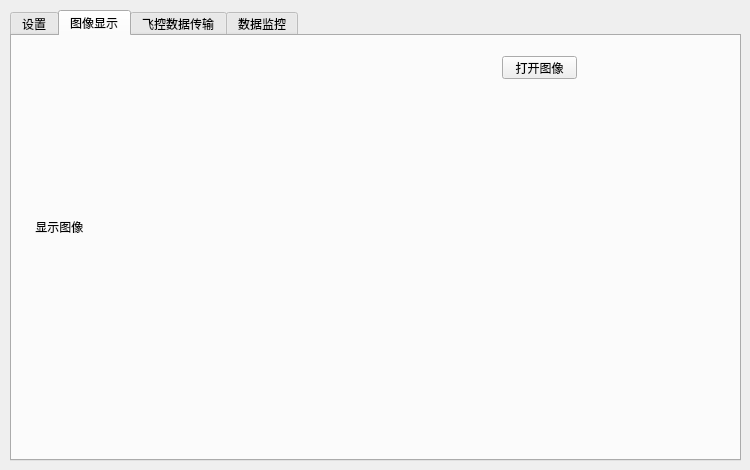
First picture: the form in SerialPort/mainwindow.ui, repository shuanglengyunji/SerialPort, before the edit.
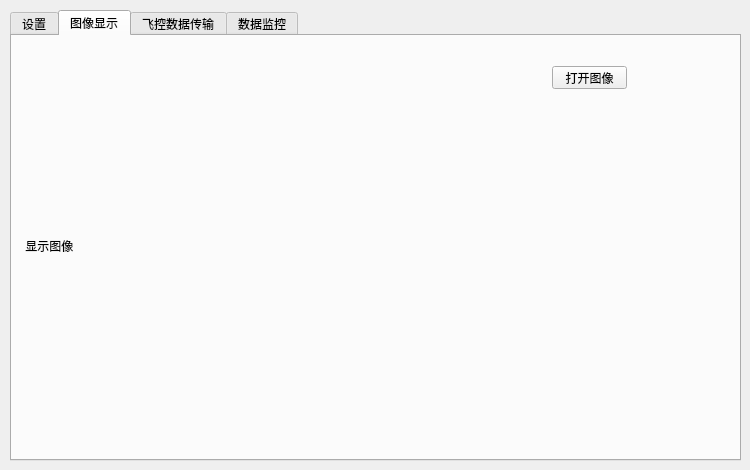
Second picture: the form after the edit.

What changed in the file:
```diff
--- a/SerialPort/mainwindow.ui
+++ b/SerialPort/mainwindow.ui
@@ -236,10 +236,10 @@
      <widget class="QLabel" name="label_image">
       <property name="geometry">
        <rect>
-        <x>20</x>
-        <y>20</y>
-        <width>411</width>
-        <height>341</height>
+        <x>10</x>
+        <y>10</y>
+        <width>480</width>
+        <height>400</height>
        </rect>
       </property>
       <property name="text">
@@ -249,8 +249,8 @@
      <widget class="QPushButton" name="openimage">
       <property name="geometry">
        <rect>
-        <x>490</x>
-        <y>20</y>
+        <x>540</x>
+        <y>30</y>
         <width>75</width>
         <height>23</height>
        </rect>
```
